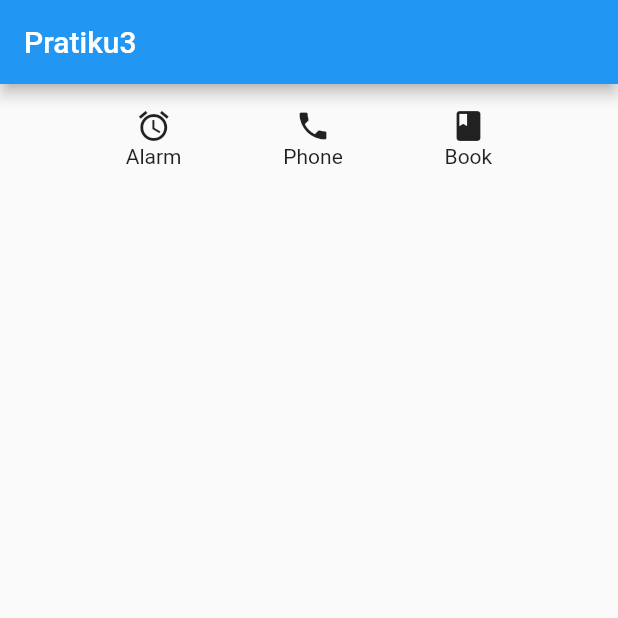
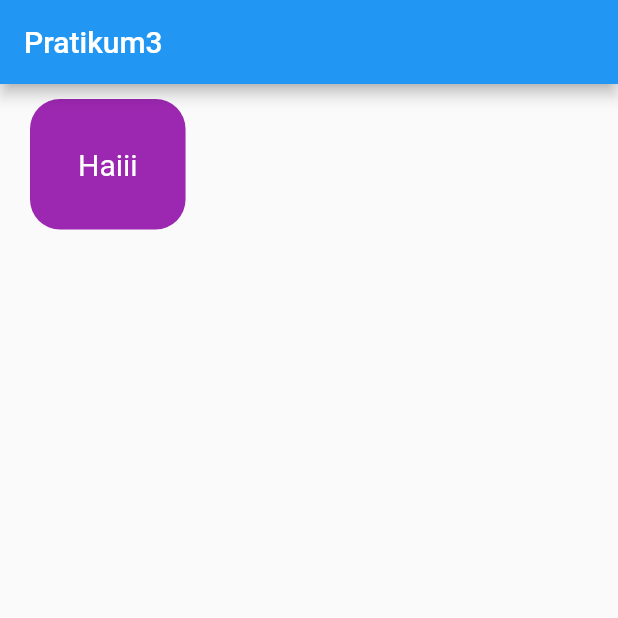
Before and after one commit to Dms110201/4312111033_DimasRizkyFeriyanto, a Flutter app: the screen it shows after launch, on a phone screen of 412 x 824 dp, the top half of it. Run offline on Flutter 3.47's test engine with Material 2 defaults, Android fonts, the phone set to English and light mode, and no system bars.

Commit message:
Container

```diff
--- a/lib/main.dart
+++ b/lib/main.dart
@@ -23,34 +23,19 @@ class MyHomePage extends StatelessWidget {
   Widget build(BuildContext context) {
     return Scaffold(
       appBar: AppBar(
-        title: const Text('Pratiku3'),
+        title: const Text('Pratikum3'),
       ),
-        body: Container(
-          padding: const EdgeInsets.all(16.0),
-          child: const Row(
-                mainAxisAlignment: MainAxisAlignment.spaceEvenly,
-                  children: <Widget>[
-                    Column(
-                      children: <Widget>[
-                        Icon(Icons.access_alarm),
-                        Text('Alarm')
-                        ],
-                        ),
-                        Column(
-                        children: <Widget>[
-                        Icon(Icons.phone),
-                        Text('Phone')
-                        ],
-                        ),
-                      Column(
-                    children: <Widget>[
-                  Icon(Icons.book),
-                Text('Book')
-              ],
-            ),
-          ],
-        ),
-      ),
+      body: Container(
+        padding: const EdgeInsets.all(32.0),
+            margin: const EdgeInsets.fromLTRB(20.0, 10.0, 20.0, 0),
+                  decoration: BoxDecoration(
+              borderRadius: BorderRadius.circular(20.0),
+                  color: Colors.purple),// color: Colors.purple,
+              child: const Text('Haiii', style: TextStyle(color: Colors.white,
+                  fontSize: 20.0
+         ),
+        )
+      )
     );
   }
 }
```
